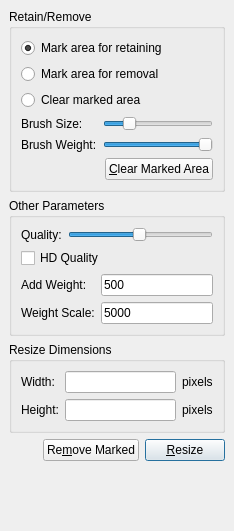
First picture: the form in resizewidget.ui, repository tari/seam-carving-gui, before the edit.
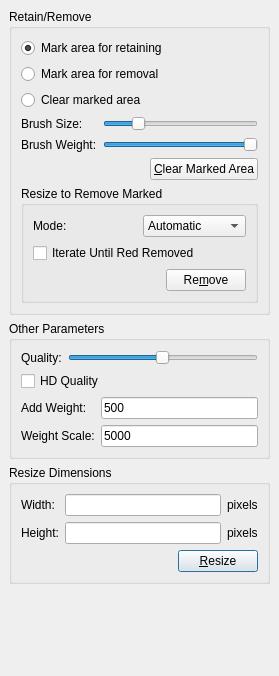
Second picture: the form after the edit.

Commit message: New updates from Joe, I modifed the GUI a bit to be more intuitive and cleaned up some GUI code.

Diff of the .ui file:
```diff
--- a/resizewidget.ui
+++ b/resizewidget.ui
@@ -5,8 +5,8 @@
    <rect>
     <x>0</x>
     <y>0</y>
-    <width>234</width>
-    <height>531</height>
+    <width>279</width>
+    <height>676</height>
    </rect>
   </property>
   <property name="sizePolicy" >
@@ -20,44 +20,14 @@
   <property name="windowTitle" >
    <string>Form</string>
   </property>
-  <layout class="QGridLayout" >
+  <layout class="QVBoxLayout" >
    <property name="margin" >
     <number>9</number>
    </property>
    <property name="spacing" >
     <number>6</number>
    </property>
-   <item row="3" column="0" >
-    <spacer>
-     <property name="orientation" >
-      <enum>Qt::Horizontal</enum>
-     </property>
-     <property name="sizeHint" >
-      <size>
-       <width>40</width>
-       <height>20</height>
-      </size>
-     </property>
-    </spacer>
-   </item>
-   <item row="3" column="1" >
-    <widget class="QPushButton" name="removeButton" >
-     <property name="text" >
-      <string>Re&amp;move Marked</string>
-     </property>
-    </widget>
-   </item>
-   <item row="3" column="2" >
-    <widget class="QPushButton" name="resizeButton" >
-     <property name="text" >
-      <string>&amp;Resize</string>
-     </property>
-     <property name="default" >
-      <bool>true</bool>
-     </property>
-    </widget>
-   </item>
-   <item row="0" column="0" colspan="3" >
+   <item>
     <widget class="QGroupBox" name="groupBox_2" >
      <property name="title" >
       <string>Retain/Remove</string>
@@ -69,35 +39,131 @@
       <property name="spacing" >
        <number>6</number>
       </property>
-      <item row="5" column="0" colspan="2" >
-       <layout class="QHBoxLayout" >
-        <property name="margin" >
-         <number>0</number>
+      <item row="6" column="0" colspan="2" >
+       <widget class="QGroupBox" name="removeGroup" >
+        <property name="enabled" >
+         <bool>true</bool>
         </property>
-        <property name="spacing" >
-         <number>6</number>
+        <property name="title" >
+         <string>Resize to Remove Marked</string>
         </property>
-        <item>
-         <spacer>
-          <property name="orientation" >
-           <enum>Qt::Horizontal</enum>
-          </property>
-          <property name="sizeHint" >
-           <size>
-            <width>40</width>
-            <height>20</height>
-           </size>
-          </property>
-         </spacer>
-        </item>
-        <item>
-         <widget class="QPushButton" name="clearButton" >
-          <property name="text" >
-           <string>&amp;Clear Marked Area</string>
-          </property>
-         </widget>
-        </item>
-       </layout>
+        <layout class="QGridLayout" >
+         <property name="margin" >
+          <number>9</number>
+         </property>
+         <property name="spacing" >
+          <number>6</number>
+         </property>
+         <item row="0" column="1" >
+          <widget class="QComboBox" name="removeMode" >
+           <property name="currentIndex" >
+            <number>0</number>
+           </property>
+           <property name="maxVisibleItems" >
+            <number>3</number>
+           </property>
+           <item>
+            <property name="text" >
+             <string>Automatic</string>
+            </property>
+           </item>
+           <item>
+            <property name="text" >
+             <string>Vertical</string>
+            </property>
+           </item>
+           <item>
+            <property name="text" >
+             <string>Horizontal</string>
+            </property>
+           </item>
+          </widget>
+         </item>
+         <item row="0" column="0" >
+          <widget class="QLabel" name="label_5" >
+           <property name="text" >
+            <string>Mode:</string>
+           </property>
+          </widget>
+         </item>
+         <item row="2" column="0" colspan="2" >
+          <layout class="QHBoxLayout" >
+           <property name="margin" >
+            <number>0</number>
+           </property>
+           <property name="spacing" >
+            <number>6</number>
+           </property>
+           <item>
+            <spacer>
+             <property name="orientation" >
+              <enum>Qt::Horizontal</enum>
+             </property>
+             <property name="sizeHint" >
+              <size>
+               <width>40</width>
+               <height>20</height>
+              </size>
+             </property>
+            </spacer>
+           </item>
+           <item>
+            <widget class="QPushButton" name="removeButton" >
+             <property name="text" >
+              <string>Re&amp;move</string>
+             </property>
+            </widget>
+           </item>
+          </layout>
+         </item>
+         <item row="1" column="0" colspan="2" >
+          <widget class="QCheckBox" name="iterateCheckBox" >
+           <property name="text" >
+            <string>Iterate Until Red Removed</string>
+           </property>
+          </widget>
+         </item>
+        </layout>
+       </widget>
+      </item>
+      <item row="1" column="0" colspan="2" >
+       <widget class="QRadioButton" name="removeRadio" >
+        <property name="text" >
+         <string>Mark area for removal</string>
+        </property>
+       </widget>
+      </item>
+      <item row="2" column="0" colspan="2" >
+       <widget class="QRadioButton" name="clearRadio" >
+        <property name="text" >
+         <string>Clear marked area</string>
+        </property>
+       </widget>
+      </item>
+      <item row="3" column="1" >
+       <widget class="QSlider" name="brushSizeSlider" >
+        <property name="minimum" >
+         <number>3</number>
+        </property>
+        <property name="maximum" >
+         <number>63</number>
+        </property>
+        <property name="singleStep" >
+         <number>4</number>
+        </property>
+        <property name="pageStep" >
+         <number>8</number>
+        </property>
+        <property name="value" >
+         <number>15</number>
+        </property>
+        <property name="sliderPosition" >
+         <number>15</number>
+        </property>
+        <property name="orientation" >
+         <enum>Qt::Horizontal</enum>
+        </property>
+       </widget>
       </item>
       <item row="4" column="1" >
        <widget class="QSlider" name="brushWeightSlider" >
@@ -135,30 +201,35 @@
         </property>
        </widget>
       </item>
-      <item row="3" column="1" >
-       <widget class="QSlider" name="brushSizeSlider" >
-        <property name="minimum" >
-         <number>3</number>
+      <item row="5" column="0" colspan="2" >
+       <layout class="QHBoxLayout" >
+        <property name="margin" >
+         <number>0</number>
         </property>
-        <property name="maximum" >
-         <number>63</number>
+        <property name="spacing" >
+         <number>6</number>
         </property>
-        <property name="singleStep" >
-         <number>4</number>
-        </property>
-        <property name="pageStep" >
-         <number>8</number>
-        </property>
-        <property name="value" >
-         <number>15</number>
-        </property>
-        <property name="sliderPosition" >
-         <number>15</number>
-        </property>
-        <property name="orientation" >
-         <enum>Qt::Horizontal</enum>
-        </property>
-       </widget>
+        <item>
+         <spacer>
+          <property name="orientation" >
+           <enum>Qt::Horizontal</enum>
+          </property>
+          <property name="sizeHint" >
+           <size>
+            <width>40</width>
+            <height>20</height>
+           </size>
+          </property>
+         </spacer>
+        </item>
+        <item>
+         <widget class="QPushButton" name="clearButton" >
+          <property name="text" >
+           <string>&amp;Clear Marked Area</string>
+          </property>
+         </widget>
+        </item>
+       </layout>
       </item>
       <item row="0" column="0" colspan="2" >
        <widget class="QRadioButton" name="retainRadio" >
@@ -170,37 +241,89 @@
         </property>
        </widget>
       </item>
-      <item row="1" column="0" colspan="2" >
-       <widget class="QRadioButton" name="removeRadio" >
+     </layout>
+    </widget>
+   </item>
+   <item>
+    <widget class="QGroupBox" name="groupBox_3" >
+     <property name="title" >
+      <string>Other Parameters</string>
+     </property>
+     <layout class="QGridLayout" >
+      <property name="margin" >
+       <number>9</number>
+      </property>
+      <property name="spacing" >
+       <number>6</number>
+      </property>
+      <item row="3" column="2" >
+       <widget class="QLineEdit" name="weightScaleLineEdit" >
         <property name="text" >
-         <string>Mark area for removal</string>
+         <string>5000</string>
+        </property>
+       </widget>
+      </item>
+      <item row="3" column="0" colspan="2" >
+       <widget class="QLabel" name="weightScaleLabel" >
+        <property name="text" >
+         <string>Weight Scale:</string>
+        </property>
+       </widget>
+      </item>
+      <item row="2" column="2" >
+       <widget class="QLineEdit" name="addWeightLineEdit" >
+        <property name="text" >
+         <string>500</string>
         </property>
        </widget>
       </item>
       <item row="2" column="0" colspan="2" >
-       <widget class="QRadioButton" name="clearRadio" >
+       <widget class="QLabel" name="addWeightLabel" >
         <property name="text" >
-         <string>Clear marked area</string>
+         <string>Add Weight:</string>
+        </property>
+       </widget>
+      </item>
+      <item row="1" column="0" colspan="3" >
+       <widget class="QCheckBox" name="hdCheckBox" >
+        <property name="text" >
+         <string>HD Quality</string>
+        </property>
+       </widget>
+      </item>
+      <item row="0" column="1" colspan="2" >
+       <widget class="QSlider" name="qualitySlider" >
+        <property name="minimum" >
+         <number>1</number>
+        </property>
+        <property name="maximum" >
+         <number>100</number>
+        </property>
+        <property name="singleStep" >
+         <number>5</number>
+        </property>
+        <property name="pageStep" >
+         <number>20</number>
+        </property>
+        <property name="value" >
+         <number>50</number>
+        </property>
+        <property name="orientation" >
+         <enum>Qt::Horizontal</enum>
+        </property>
+       </widget>
+      </item>
+      <item row="0" column="0" >
+       <widget class="QLabel" name="label_3" >
+        <property name="text" >
+         <string>Quality:</string>
         </property>
        </widget>
       </item>
      </layout>
     </widget>
    </item>
-   <item row="4" column="1" >
-    <spacer>
-     <property name="orientation" >
-      <enum>Qt::Vertical</enum>
-     </property>
-     <property name="sizeHint" >
-      <size>
-       <width>20</width>
-       <height>40</height>
-      </size>
-     </property>
-    </spacer>
-   </item>
-   <item row="2" column="0" colspan="3" >
+   <item>
     <widget class="QGroupBox" name="groupBox" >
      <property name="title" >
       <string>Resize Dimensions</string>
@@ -212,11 +335,38 @@
       <property name="spacing" >
        <number>6</number>
       </property>
-      <item row="1" column="1" >
-       <widget class="QLineEdit" name="heightLineEdit" />
-      </item>
-      <item row="0" column="1" >
-       <widget class="QLineEdit" name="widthLineEdit" />
+      <item row="2" column="0" colspan="3" >
+       <layout class="QHBoxLayout" >
+        <property name="margin" >
+         <number>0</number>
+        </property>
+        <property name="spacing" >
+         <number>6</number>
+        </property>
+        <item>
+         <spacer>
+          <property name="orientation" >
+           <enum>Qt::Horizontal</enum>
+          </property>
+          <property name="sizeHint" >
+           <size>
+            <width>40</width>
+            <height>20</height>
+           </size>
+          </property>
+         </spacer>
+        </item>
+        <item>
+         <widget class="QPushButton" name="resizeButton" >
+          <property name="text" >
+           <string>&amp;Resize</string>
+          </property>
+          <property name="default" >
+           <bool>true</bool>
+          </property>
+         </widget>
+        </item>
+       </layout>
       </item>
       <item row="1" column="2" >
        <widget class="QLabel" name="pixel2Label" >
@@ -225,12 +375,8 @@
         </property>
        </widget>
       </item>
-      <item row="0" column="2" >
-       <widget class="QLabel" name="pixel1Label" >
-        <property name="text" >
-         <string>pixels</string>
-        </property>
-       </widget>
+      <item row="1" column="1" >
+       <widget class="QLineEdit" name="heightLineEdit" />
       </item>
       <item row="1" column="0" >
        <widget class="QLabel" name="heightLabel" >
@@ -239,6 +385,16 @@
         </property>
        </widget>
       </item>
+      <item row="0" column="2" >
+       <widget class="QLabel" name="pixel1Label" >
+        <property name="text" >
+         <string>pixels</string>
+        </property>
+       </widget>
+      </item>
+      <item row="0" column="1" >
+       <widget class="QLineEdit" name="widthLineEdit" />
+      </item>
       <item row="0" column="0" >
        <widget class="QLabel" name="widthLabel" >
         <property name="text" >
@@ -249,84 +405,18 @@
      </layout>
     </widget>
    </item>
-   <item row="1" column="0" colspan="3" >
-    <widget class="QGroupBox" name="groupBox_3" >
-     <property name="title" >
-      <string>Other Parameters</string>
+   <item>
+    <spacer>
+     <property name="orientation" >
+      <enum>Qt::Vertical</enum>
      </property>
-     <layout class="QGridLayout" >
-      <property name="margin" >
-       <number>9</number>
-      </property>
-      <property name="spacing" >
-       <number>6</number>
-      </property>
-      <item row="0" column="0" >
-       <widget class="QLabel" name="label_3" >
-        <property name="text" >
-         <string>Quality:</string>
-        </property>
-       </widget>
-      </item>
-      <item row="0" column="1" colspan="3" >
-       <widget class="QSlider" name="qualitySlider" >
-        <property name="minimum" >
-         <number>1</number>
-        </property>
-        <property name="maximum" >
-         <number>100</number>
-        </property>
-        <property name="singleStep" >
-         <number>5</number>
-        </property>
-        <property name="pageStep" >
-         <number>20</number>
-        </property>
-        <property name="value" >
-         <number>50</number>
-        </property>
-        <property name="orientation" >
-         <enum>Qt::Horizontal</enum>
-        </property>
-       </widget>
-      </item>
-      <item row="1" column="0" colspan="4" >
-       <widget class="QCheckBox" name="hdCheckBox" >
-        <property name="text" >
-         <string>HD Quality</string>
-        </property>
-       </widget>
-      </item>
-      <item row="3" column="0" colspan="3" >
-       <widget class="QLabel" name="weightScaleLabel" >
-        <property name="text" >
-         <string>Weight Scale:</string>
-        </property>
-       </widget>
-      </item>
-      <item row="3" column="3" >
-       <widget class="QLineEdit" name="weightScaleLineEdit" >
-        <property name="text" >
-         <string>5000</string>
-        </property>
-       </widget>
-      </item>
-      <item row="2" column="3" >
-       <widget class="QLineEdit" name="addWeightLineEdit" >
-        <property name="text" >
-         <string>500</string>
-        </property>
-       </widget>
-      </item>
-      <item row="2" column="0" colspan="3" >
-       <widget class="QLabel" name="addWeightLabel" >
-        <property name="text" >
-         <string>Add Weight:</string>
-        </property>
-       </widget>
-      </item>
-     </layout>
-    </widget>
+     <property name="sizeHint" >
+      <size>
+       <width>20</width>
+       <height>40</height>
+      </size>
+     </property>
+    </spacer>
    </item>
   </layout>
  </widget>
```
Left out of the diff: 32 changed lines with no effect on the pictures. The commit also changes 4 other files.
